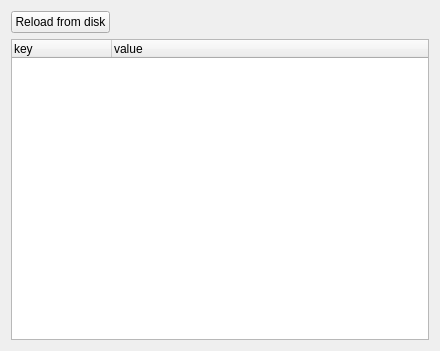
First picture: the form in nicos_jcns/seop/gui/seopsettings.ui, repository mlz-ictrl/nicos, before the edit.
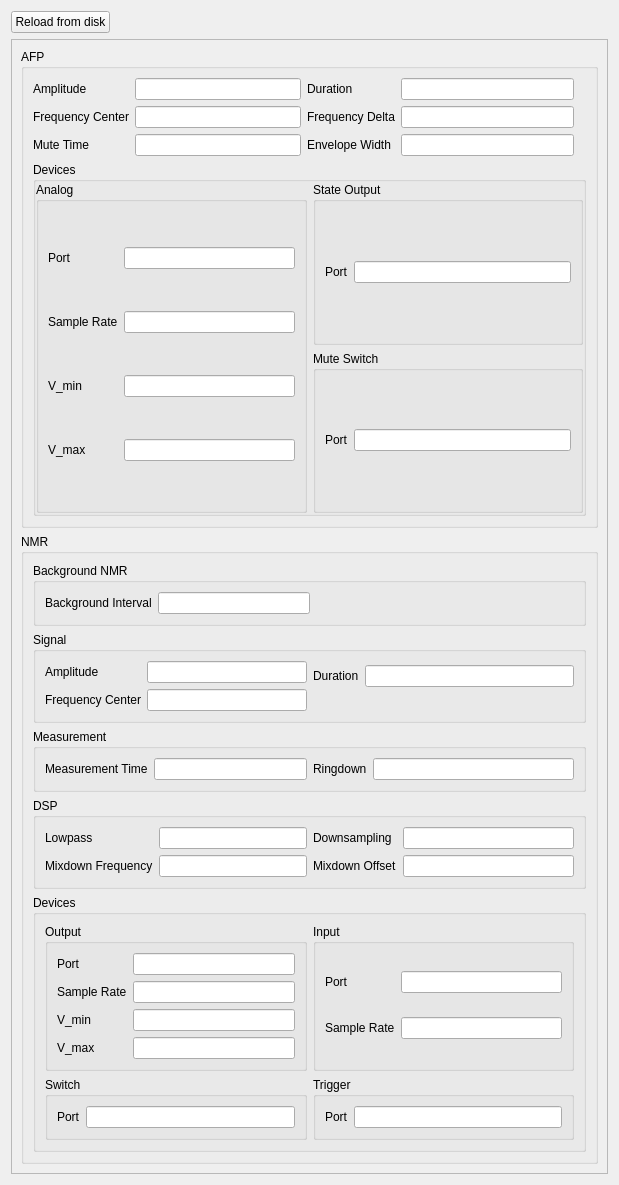
Second picture: the form after the edit. Icons and pictures are not drawn.

Commit message: seop: Move settings panel from tree to lineedits

What changed in the file:
```diff
--- a/nicos_jcns/seop/gui/seopsettings.ui
+++ b/nicos_jcns/seop/gui/seopsettings.ui
@@ -6,53 +6,594 @@
    <rect>
     <x>0</x>
     <y>0</y>
-    <width>440</width>
-    <height>351</height>
+    <width>619</width>
+    <height>1185</height>
    </rect>
   </property>
   <property name="windowTitle">
    <string>Form</string>
   </property>
-  <layout class="QGridLayout" name="gridLayout">
-   <item row="0" column="0">
-    <widget class="QPushButton" name="reloadBtn">
-     <property name="text">
-      <string>Reload from disk</string>
-     </property>
-     <property name="icon">
-      <iconset resource="../../../resources/nicos-gui.qrc">
-       <normaloff>:/refresh</normaloff>:/refresh</iconset>
-     </property>
-    </widget>
+  <layout class="QVBoxLayout" name="verticalLayout">
+   <item>
+    <layout class="QHBoxLayout" name="releoadHeader">
+     <item>
+      <widget class="QPushButton" name="reloadBtn">
+       <property name="text">
+        <string>Reload from disk</string>
+       </property>
+       <property name="icon">
+        <iconset resource="../../../resources/nicos-gui.qrc">
+         <normaloff>:/refresh</normaloff>:/refresh</iconset>
+       </property>
+      </widget>
+     </item>
+     <item>
+      <spacer name="horizontalSpacer">
+       <property name="orientation">
+        <enum>Qt::Horizontal</enum>
+       </property>
+       <property name="sizeHint" stdset="0">
+        <size>
+         <width>40</width>
+         <height>0</height>
+        </size>
+       </property>
+      </spacer>
+     </item>
+    </layout>
    </item>
-   <item row="0" column="1">
-    <spacer name="horizontalSpacer">
-     <property name="orientation">
-      <enum>Qt::Horizontal</enum>
+   <item>
+    <widget class="QScrollArea" name="scrollArea">
+     <property name="widgetResizable">
+      <bool>true</bool>
      </property>
-     <property name="sizeHint" stdset="0">
-      <size>
-       <width>40</width>
-       <height>20</height>
-      </size>
-     </property>
-    </spacer>
-   </item>
-   <item row="1" column="0" colspan="2">
-    <widget class="QTreeWidget" name="configTree">
-     <property name="columnCount">
-      <number>2</number>
-     </property>
-     <column>
-      <property name="text">
-       <string>key</string>
+     <widget class="QWidget" name="scrollAreaWidgetContents">
+      <property name="geometry">
+       <rect>
+        <x>0</x>
+        <y>0</y>
+        <width>582</width>
+        <height>1150</height>
+       </rect>
       </property>
-     </column>
-     <column>
-      <property name="text">
-       <string>value</string>
-      </property>
-     </column>
+      <layout class="QVBoxLayout" name="verticalLayout_3">
+       <item>
+        <widget class="QGroupBox" name="AFPGroup">
+         <property name="title">
+          <string>AFP</string>
+         </property>
+         <layout class="QGridLayout" name="gridLayout">
+          <item row="5" column="1" colspan="4">
+           <widget class="QGroupBox" name="DevicesGroup">
+            <property name="title">
+             <string>Devices</string>
+            </property>
+            <property name="flat">
+             <bool>true</bool>
+            </property>
+            <layout class="QGridLayout" name="gridLayout_2">
+             <property name="leftMargin">
+              <number>0</number>
+             </property>
+             <property name="topMargin">
+              <number>0</number>
+             </property>
+             <property name="rightMargin">
+              <number>0</number>
+             </property>
+             <property name="bottomMargin">
+              <number>0</number>
+             </property>
+             <item row="1" column="1">
+              <widget class="QGroupBox" name="AFPMuteGroup">
+               <property name="title">
+                <string>Mute Switch</string>
+               </property>
+               <layout class="QGridLayout" name="gridLayout_4">
+                <item row="0" column="0">
+                 <widget class="QLabel" name="label_12">
+                  <property name="text">
+                   <string>Port</string>
+                  </property>
+                 </widget>
+                </item>
+                <item row="0" column="1">
+                 <widget class="QLineEdit" name="AFPMutePortEdit"/>
+                </item>
+               </layout>
+              </widget>
+             </item>
+             <item row="0" column="1">
+              <widget class="QGroupBox" name="AFPStateGroup">
+               <property name="title">
+                <string>State Output</string>
+               </property>
+               <layout class="QGridLayout" name="gridLayout_5">
+                <item row="0" column="0">
+                 <widget class="QLabel" name="label_11">
+                  <property name="text">
+                   <string>Port</string>
+                  </property>
+                 </widget>
+                </item>
+                <item row="0" column="1">
+                 <widget class="QLineEdit" name="AFPStatePortEdit"/>
+                </item>
+               </layout>
+              </widget>
+             </item>
+             <item row="0" column="0" rowspan="2">
+              <widget class="QGroupBox" name="AFPAnalogDevGroup">
+               <property name="title">
+                <string>Analog</string>
+               </property>
+               <layout class="QGridLayout" name="gridLayout_3">
+                <item row="2" column="1">
+                 <widget class="QLineEdit" name="AFPVminEdit"/>
+                </item>
+                <item row="0" column="0">
+                 <widget class="QLabel" name="label_7">
+                  <property name="text">
+                   <string>Port</string>
+                  </property>
+                 </widget>
+                </item>
+                <item row="0" column="1">
+                 <widget class="QLineEdit" name="AFPAnalogPortEdit"/>
+                </item>
+                <item row="1" column="0">
+                 <widget class="QLabel" name="label_8">
+                  <property name="text">
+                   <string>Sample Rate</string>
+                  </property>
+                 </widget>
+                </item>
+                <item row="1" column="1">
+                 <widget class="QLineEdit" name="AFPSampleRateEdit"/>
+                </item>
+                <item row="3" column="1">
+                 <widget class="QLineEdit" name="AFPVmaxEdit"/>
+                </item>
+                <item row="2" column="0">
+                 <widget class="QLabel" name="label_9">
+                  <property name="text">
+                   <string>V_min</string>
+                  </property>
+                 </widget>
+                </item>
+                <item row="3" column="0">
+                 <widget class="QLabel" name="label_10">
+                  <property name="text">
+                   <string>V_max</string>
+                  </property>
+                 </widget>
+                </item>
+               </layout>
+              </widget>
+             </item>
+            </layout>
+           </widget>
+          </item>
+          <item row="1" column="1">
+           <layout class="QGridLayout" name="gridLayout_21">
+            <item row="0" column="0">
+             <widget class="QLabel" name="label">
+              <property name="text">
+               <string>Amplitude</string>
+              </property>
+             </widget>
+            </item>
+            <item row="1" column="1">
+             <widget class="QLineEdit" name="AFPFreqCenterEdit"/>
+            </item>
+            <item row="0" column="1">
+             <widget class="QLineEdit" name="AFPAmplitudeEdit"/>
+            </item>
+            <item row="1" column="0">
+             <widget class="QLabel" name="label_3">
+              <property name="text">
+               <string>Frequency Center</string>
+              </property>
+             </widget>
+            </item>
+            <item row="2" column="0">
+             <widget class="QLabel" name="label_6">
+              <property name="text">
+               <string>Mute Time</string>
+              </property>
+             </widget>
+            </item>
+            <item row="2" column="1">
+             <widget class="QLineEdit" name="AFPMuteTimeEdit">
+              <property name="toolTip">
+               <string>&lt;html&gt;&lt;head/&gt;&lt;body&gt;&lt;p&gt;Time to wait between setting the mute switch and sending the AFP pulse&lt;/p&gt;&lt;/body&gt;&lt;/html&gt;</string>
+              </property>
+             </widget>
+            </item>
+           </layout>
+          </item>
+          <item row="1" column="2">
+           <layout class="QGridLayout" name="gridLayout_22">
+            <item row="1" column="0">
+             <widget class="QLabel" name="label_4">
+              <property name="text">
+               <string>Frequency Delta</string>
+              </property>
+             </widget>
+            </item>
+            <item row="0" column="1">
+             <widget class="QLineEdit" name="AFPDurationEdit"/>
+            </item>
+            <item row="1" column="1">
+             <widget class="QLineEdit" name="AFPFreqDeltaEdit"/>
+            </item>
+            <item row="0" column="0">
+             <widget class="QLabel" name="label_2">
+              <property name="text">
+               <string>Duration</string>
+              </property>
+             </widget>
+            </item>
+            <item row="2" column="0">
+             <widget class="QLabel" name="label_5">
+              <property name="text">
+               <string>Envelope Width</string>
+              </property>
+             </widget>
+            </item>
+            <item row="2" column="1">
+             <widget class="QLineEdit" name="AFPEnvWidthEdit"/>
+            </item>
+           </layout>
+          </item>
+         </layout>
+        </widget>
+       </item>
+       <item>
+        <widget class="QGroupBox" name="NMRGroup">
+         <property name="title">
+          <string>NMR</string>
+         </property>
+         <layout class="QGridLayout" name="gridLayout_6">
+          <item row="5" column="0" colspan="2">
+           <widget class="QGroupBox" name="NMRDeviceGroup">
+            <property name="title">
+             <string>Devices</string>
+            </property>
+            <property name="flat">
+             <bool>true</bool>
+            </property>
+            <layout class="QGridLayout" name="gridLayout_10">
+             <item row="0" column="1" rowspan="2">
+              <widget class="QGroupBox" name="NMRInputGroup">
+               <property name="title">
+                <string>Input</string>
+               </property>
+               <layout class="QGridLayout" name="gridLayout_13">
+                <item row="0" column="0">
+                 <widget class="QLabel" name="label_26">
+                  <property name="text">
+                   <string>Port</string>
+                  </property>
+                 </widget>
+                </item>
+                <item row="0" column="1">
+                 <widget class="QLineEdit" name="NMRInputPortEdit"/>
+                </item>
+                <item row="1" column="0">
+                 <widget class="QLabel" name="label_28">
+                  <property name="text">
+                   <string>Sample Rate</string>
+                  </property>
+                 </widget>
+                </item>
+                <item row="1" column="1">
+                 <widget class="QLineEdit" name="NMRInputSampleRateEdit"/>
+                </item>
+               </layout>
+              </widget>
+             </item>
+             <item row="2" column="1">
+              <widget class="QGroupBox" name="NMRTriggerGroup">
+               <property name="title">
+                <string>Trigger</string>
+               </property>
+               <layout class="QGridLayout" name="gridLayout_11">
+                <item row="0" column="0">
+                 <widget class="QLabel" name="label_23">
+                  <property name="text">
+                   <string>Port</string>
+                  </property>
+                 </widget>
+                </item>
+                <item row="0" column="1">
+                 <widget class="QLineEdit" name="NMRTriggerPortEdit"/>
+                </item>
+               </layout>
+              </widget>
+             </item>
+             <item row="2" column="0">
+              <widget class="QGroupBox" name="NMRSwitchGroup">
+               <property name="title">
+                <string>Switch</string>
+               </property>
+               <layout class="QGridLayout" name="gridLayout_12">
+                <item row="0" column="1">
+                 <widget class="QLineEdit" name="NMRSwitchPortEdit"/>
+                </item>
+                <item row="0" column="0">
+                 <widget class="QLabel" name="label_24">
+                  <property name="text">
+                   <string>Port</string>
+                  </property>
+                 </widget>
+                </item>
+               </layout>
+              </widget>
+             </item>
+             <item row="0" column="0" rowspan="2">
+              <widget class="QGroupBox" name="NMROutputGroup">
+               <property name="title">
+                <string>Output</string>
+               </property>
+               <layout class="QGridLayout" name="gridLayout_14">
+                <item row="2" column="0">
+                 <widget class="QLabel" name="label_29">
+                  <property name="text">
+                   <string>V_min</string>
+                  </property>
+                 </widget>
+                </item>
+                <item row="0" column="0">
+                 <widget class="QLabel" name="label_25">
+                  <property name="text">
+                   <string>Port</string>
+                  </property>
+                 </widget>
+                </item>
+                <item row="1" column="0">
+                 <widget class="QLabel" name="label_27">
+                  <property name="text">
+                   <string>Sample Rate</string>
+                  </property>
+                 </widget>
+                </item>
+                <item row="2" column="1">
+                 <widget class="QLineEdit" name="NMROutputVminEdit"/>
+                </item>
+                <item row="1" column="1">
+                 <widget class="QLineEdit" name="NMROutputSampleRateEdit"/>
+                </item>
+                <item row="0" column="1">
+                 <widget class="QLineEdit" name="NMROutputPortEdit"/>
+                </item>
+                <item row="3" column="0">
+                 <widget class="QLabel" name="label_30">
+                  <property name="text">
+                   <string>V_max</string>
+                  </property>
+                 </widget>
+                </item>
+                <item row="3" column="1">
+                 <widget class="QLineEdit" name="NMROutputVmaxEdit"/>
+                </item>
+               </layout>
+              </widget>
+             </item>
+            </layout>
+           </widget>
+          </item>
+          <item row="1" column="0" colspan="2">
+           <widget class="QGroupBox" name="NMRSignalGroup">
+            <property name="title">
+             <string>Signal</string>
+            </property>
+            <property name="flat">
+             <bool>true</bool>
+            </property>
+            <layout class="QGridLayout" name="gridLayout_7">
+             <item row="0" column="1">
+              <layout class="QGridLayout" name="gridLayout_19">
+               <item row="0" column="1">
+                <widget class="QLineEdit" name="NMRSignalDurationEdit"/>
+               </item>
+               <item row="0" column="0">
+                <widget class="QLabel" name="label_15">
+                 <property name="text">
+                  <string>Duration</string>
+                 </property>
+                </widget>
+               </item>
+               <item row="1" column="1">
+                <spacer name="horizontalSpacer_2">
+                 <property name="orientation">
+                  <enum>Qt::Horizontal</enum>
+                 </property>
+                 <property name="sizeHint" stdset="0">
+                  <size>
+                   <width>40</width>
+                   <height>20</height>
+                  </size>
+                 </property>
+                </spacer>
+               </item>
+              </layout>
+             </item>
+             <item row="0" column="0">
+              <layout class="QGridLayout" name="gridLayout_20">
+               <item row="0" column="0">
+                <widget class="QLabel" name="label_14">
+                 <property name="text">
+                  <string>Amplitude</string>
+                 </property>
+                </widget>
+               </item>
+               <item row="0" column="2">
+                <widget class="QLineEdit" name="NMRAmplitudeEdit"/>
+               </item>
+               <item row="1" column="0">
+                <widget class="QLabel" name="label_16">
+                 <property name="text">
+                  <string>Frequency Center</string>
+                 </property>
+                </widget>
+               </item>
+               <item row="1" column="2">
+                <widget class="QLineEdit" name="NMRFreqCenterEdit"/>
+               </item>
+              </layout>
+             </item>
+            </layout>
+           </widget>
+          </item>
+          <item row="3" column="0" colspan="2">
+           <widget class="QGroupBox" name="NMRMeasGroup">
+            <property name="title">
+             <string>Measurement</string>
+            </property>
+            <property name="flat">
+             <bool>true</bool>
+            </property>
+            <layout class="QGridLayout" name="gridLayout_8">
+             <item row="0" column="0">
+              <layout class="QGridLayout" name="gridLayout_17">
+               <item row="0" column="0">
+                <widget class="QLabel" name="label_18">
+                 <property name="text">
+                  <string>Measurement Time</string>
+                 </property>
+                </widget>
+               </item>
+               <item row="0" column="1">
+                <widget class="QLineEdit" name="NMRMeasureDurationEdit"/>
+               </item>
+              </layout>
+             </item>
+             <item row="0" column="2">
+              <layout class="QGridLayout" name="gridLayout_18">
+               <item row="0" column="1">
+                <widget class="QLineEdit" name="NMRRingdownEdit"/>
+               </item>
+               <item row="0" column="0">
+                <widget class="QLabel" name="label_17">
+                 <property name="text">
+                  <string>Ringdown</string>
+                 </property>
+                </widget>
+               </item>
+              </layout>
+             </item>
+            </layout>
+           </widget>
+          </item>
+          <item row="4" column="0" colspan="2">
+           <widget class="QGroupBox" name="NMRDSPGroup">
+            <property name="title">
+             <string>DSP</string>
+            </property>
+            <property name="flat">
+             <bool>true</bool>
+            </property>
+            <layout class="QGridLayout" name="gridLayout_9">
+             <item row="0" column="1">
+              <layout class="QGridLayout" name="gridLayout_15">
+               <item row="0" column="0">
+                <widget class="QLabel" name="label_21">
+                 <property name="text">
+                  <string>Lowpass</string>
+                 </property>
+                </widget>
+               </item>
+               <item row="1" column="1">
+                <widget class="QLineEdit" name="NMRMixdownEdit"/>
+               </item>
+               <item row="1" column="0">
+                <widget class="QLabel" name="label_19">
+                 <property name="text">
+                  <string>Mixdown Frequency</string>
+                 </property>
+                </widget>
+               </item>
+               <item row="0" column="1">
+                <widget class="QLineEdit" name="NMRLowpassEdit"/>
+               </item>
+              </layout>
+             </item>
+             <item row="0" column="2">
+              <layout class="QGridLayout" name="gridLayout_16">
+               <item row="1" column="0">
+                <widget class="QLabel" name="label_22">
+                 <property name="text">
+                  <string>Mixdown Offset</string>
+                 </property>
+                </widget>
+               </item>
+               <item row="1" column="1">
+                <widget class="QLineEdit" name="NMRMixdownOffsetEdit"/>
+               </item>
+               <item row="0" column="1">
+                <widget class="QLineEdit" name="NMRDownsampleEdit"/>
+               </item>
+               <item row="0" column="0">
+                <widget class="QLabel" name="label_20">
+                 <property name="text">
+                  <string>Downsampling</string>
+                 </property>
+                </widget>
+               </item>
+              </layout>
+             </item>
+            </layout>
+           </widget>
+          </item>
+          <item row="0" column="0" colspan="2">
+           <widget class="QGroupBox" name="NMRBackgroundGroup">
+            <property name="title">
+             <string>Background NMR</string>
+            </property>
+            <property name="flat">
+             <bool>true</bool>
+            </property>
+            <layout class="QGridLayout" name="gridLayout_23">
+             <item row="0" column="0">
+              <layout class="QGridLayout" name="gridLayout_24">
+               <item row="0" column="0">
+                <widget class="QLabel" name="label_13">
+                 <property name="text">
+                  <string>Background Interval</string>
+                 </property>
+                </widget>
+               </item>
+               <item row="0" column="1">
+                <widget class="QLineEdit" name="NMRBackgroundIntervalEdit"/>
+               </item>
+              </layout>
+             </item>
+             <item row="0" column="1">
+              <layout class="QGridLayout" name="gridLayout_25">
+               <item row="0" column="0">
+                <spacer name="horizontalSpacer_3">
+                 <property name="orientation">
+                  <enum>Qt::Horizontal</enum>
+                 </property>
+                 <property name="sizeHint" stdset="0">
+                  <size>
+                   <width>40</width>
+                   <height>20</height>
+                  </size>
+                 </property>
+                </spacer>
+               </item>
+              </layout>
+             </item>
+            </layout>
+           </widget>
+          </item>
+         </layout>
+        </widget>
+       </item>
+      </layout>
+     </widget>
     </widget>
    </item>
   </layout>
```
Left out of the diff: 33 changed lines with no effect on the pictures. The commit also changes 2 other files.
